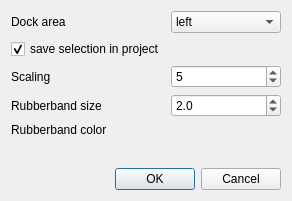
Before: the Qt Designer form ui/ui_settings.ui in azvoleff/teamqgis, drawn with Qt 5.
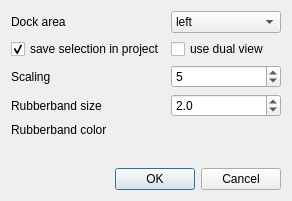
After: the same form once the commit is applied.

Commit message: Begin adding DualView option

Diff of the .ui file:
```diff
--- a/ui/ui_settings.ui
+++ b/ui/ui_settings.ui
@@ -125,6 +125,13 @@
      </item>
     </widget>
    </item>
+   <item row="1" column="1">
+    <widget class="QCheckBox" name="useDualView">
+     <property name="text">
+      <string>use dual view</string>
+     </property>
+    </widget>
+   </item>
   </layout>
  </widget>
  <resources/>
```
The commit also changes 2 other files.
